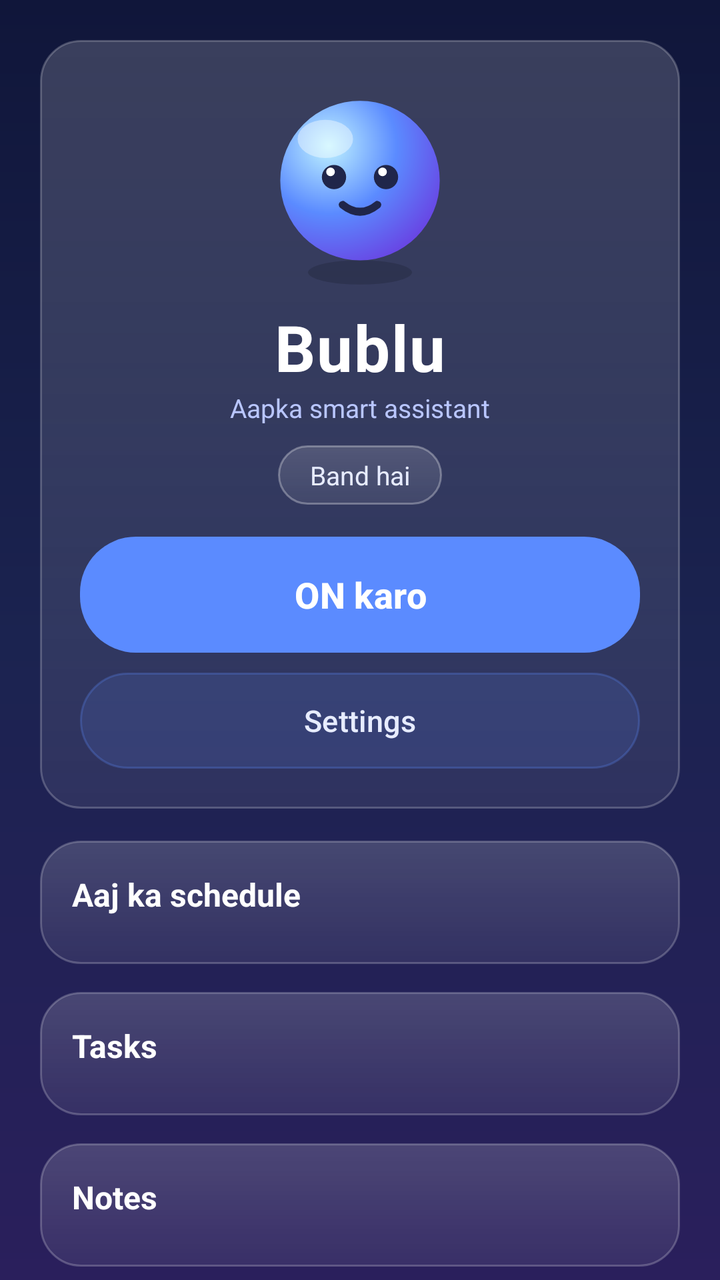
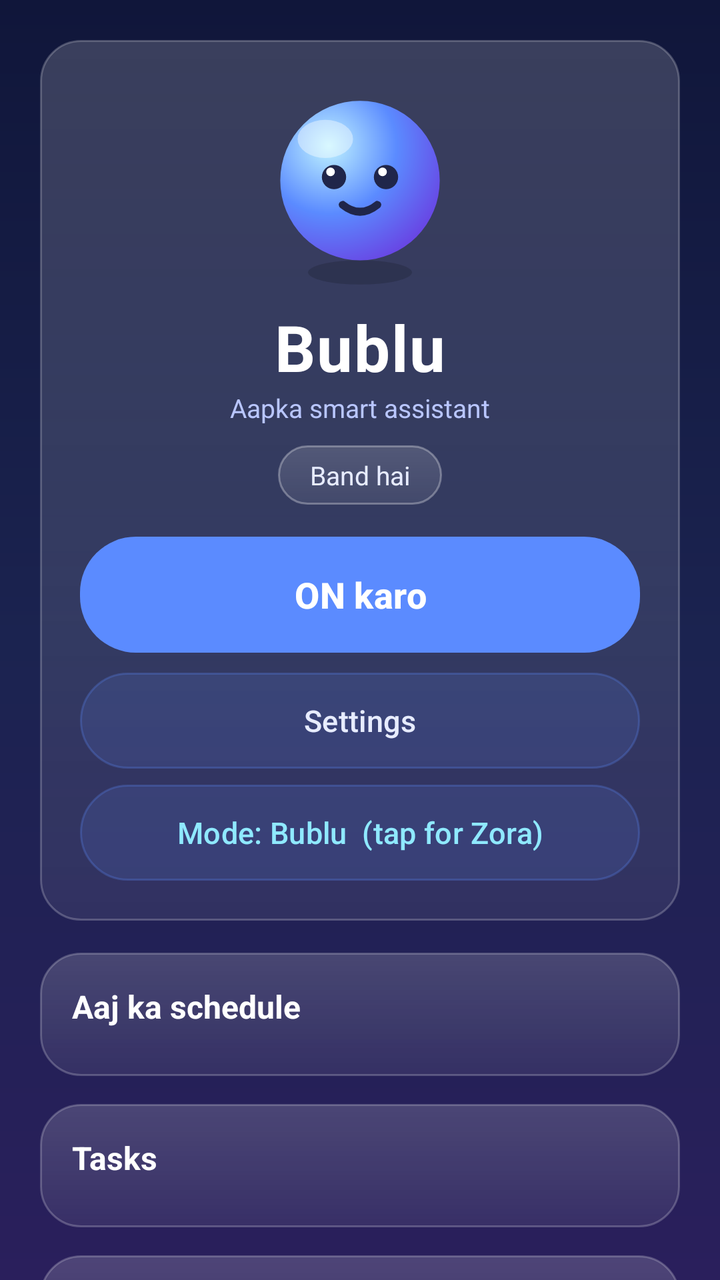

The first picture is an Android layout as it rendered before a commit; the second is the same layout after the commit. The layout source and the unified diff follow.
<!-- AndroidManifest.xml: application theme Theme.Mitra -->
<!-- res/layout/activity_main.xml -->
<?xml version="1.0" encoding="utf-8"?>
<ScrollView xmlns:android="http://schemas.android.com/apk/res/android"
    android:layout_width="match_parent"
    android:layout_height="match_parent"
    android:background="@drawable/bg_gradient"
    android:fillViewport="true"
    android:scrollbars="none">

    <LinearLayout
        android:layout_width="match_parent"
        android:layout_height="wrap_content"
        android:orientation="vertical"
        android:padding="20dp">

        <LinearLayout
            android:layout_width="match_parent"
            android:layout_height="wrap_content"
            android:orientation="vertical"
            android:gravity="center_horizontal"
            android:background="@drawable/card_ui"
            android:padding="20dp">

            <ImageView
                android:layout_width="104dp"
                android:layout_height="104dp"
                android:src="@drawable/char_idle"
                android:contentDescription="Bublu" />

            <TextView
                android:layout_width="wrap_content"
                android:layout_height="wrap_content"
                android:layout_marginTop="8dp"
                android:text="Bublu"
                android:textColor="#FFFFFF"
                android:textStyle="bold"
                android:textSize="32sp"
                android:letterSpacing="0.02" />

            <TextView
                android:layout_width="wrap_content"
                android:layout_height="wrap_content"
                android:text="Aapka smart assistant"
                android:textColor="#B9C6FF"
                android:textSize="13sp" />

            <TextView
                android:id="@+id/statusTxt"
                android:layout_width="wrap_content"
                android:layout_height="wrap_content"
                android:layout_marginTop="10dp"
                android:background="@drawable/btn_grad2"
                android:paddingLeft="16dp"
                android:paddingRight="16dp"
                android:paddingTop="6dp"
                android:paddingBottom="6dp"
                android:text="Band hai"
                android:textColor="#E7ECFF"
                android:textSize="13sp" />

            <Button
                android:id="@+id/toggleBtn"
                android:layout_width="match_parent"
                android:layout_height="58dp"
                android:layout_marginTop="16dp"
                android:background="@drawable/btn_bg"
                android:text="ON karo"
                android:textAllCaps="false"
                android:textColor="#FFFFFF"
                android:textSize="18sp"
                android:textStyle="bold" />

            <Button
                android:id="@+id/setBtn"
                android:layout_width="match_parent"
                android:layout_height="48dp"
                android:layout_marginTop="10dp"
                android:background="@drawable/btn_soft"
                android:text="Settings"
                android:textAllCaps="false"
                android:textColor="#E7ECFF"
                android:textSize="15sp" />
        </LinearLayout>

        <LinearLayout
            android:layout_width="match_parent"
            android:layout_height="wrap_content"
            android:orientation="vertical"
            android:layout_marginTop="16dp"
            android:background="@drawable/card_ui"
            android:padding="16dp">

            <TextView
                android:layout_width="wrap_content"
                android:layout_height="wrap_content"
                android:text="Aaj ka schedule"
                android:textColor="#FFFFFF"
                android:textStyle="bold"
                android:textSize="16sp" />

            <LinearLayout
                android:id="@+id/schedBox"
                android:layout_width="match_parent"
                android:layout_height="wrap_content"
                android:orientation="vertical"
                android:layout_marginTop="8dp" />
        </LinearLayout>

        <LinearLayout
            android:layout_width="match_parent"
            android:layout_height="wrap_content"
            android:orientation="vertical"
            android:layout_marginTop="14dp"
            android:background="@drawable/card_ui"
            android:padding="16dp">

            <TextView
                android:layout_width="wrap_content"
                android:layout_height="wrap_content"
                android:text="Tasks"
                android:textColor="#FFFFFF"
                android:textStyle="bold"
                android:textSize="16sp" />

            <LinearLayout
                android:id="@+id/taskBox"
                android:layout_width="match_parent"
                android:layout_height="wrap_content"
                android:orientation="vertical"
                android:layout_marginTop="8dp" />
        </LinearLayout>

        <LinearLayout
            android:layout_width="match_parent"
            android:layout_height="wrap_content"
            android:orientation="vertical"
            android:layout_marginTop="14dp"
            android:background="@drawable/card_ui"
            android:padding="16dp">

            <TextView
                android:layout_width="wrap_content"
                android:layout_height="wrap_content"
                android:text="Notes"
                android:textColor="#FFFFFF"
                android:textStyle="bold"
                android:textSize="16sp" />

            <LinearLayout
                android:id="@+id/noteBox"
                android:layout_width="match_parent"
                android:layout_height="wrap_content"
                android:orientation="vertical"
                android:layout_marginTop="8dp" />
        </LinearLayout>

        <LinearLayout
            android:layout_width="match_parent"
            android:layout_height="wrap_content"
            android:orientation="vertical"
            android:layout_marginTop="14dp"
            android:background="@drawable/card_ui"
            android:padding="16dp">

            <TextView
                android:layout_width="wrap_content"
                android:layout_height="wrap_content"
                android:text="Important WhatsApp groups"
                android:textColor="#FFFFFF"
                android:textStyle="bold"
                android:textSize="16sp" />

            <LinearLayout
                android:id="@+id/groupBox"
                android:layout_width="match_parent"
                android:layout_height="wrap_content"
                android:orientation="vertical"
                android:layout_marginTop="8dp" />
        </LinearLayout>

        <LinearLayout
            android:layout_width="match_parent"
            android:layout_height="wrap_content"
            android:orientation="vertical"
            android:layout_marginTop="14dp"
            android:background="@drawable/card_ui"
            android:padding="16dp">

            <TextView
                android:layout_width="wrap_content"
                android:layout_height="wrap_content"
                android:text="Aliases (nickname)"
                android:textColor="#FFFFFF"
                android:textStyle="bold"
                android:textSize="16sp" />

            <LinearLayout
                android:id="@+id/aliasBox"
                android:layout_width="match_parent"
                android:layout_height="wrap_content"
                android:orientation="vertical"
                android:layout_marginTop="8dp" />
        </LinearLayout>

        <LinearLayout
            android:layout_width="match_parent"
            android:layout_height="wrap_content"
            android:orientation="vertical"
            android:layout_marginTop="14dp"
            android:background="@drawable/card_ui"
            android:padding="16dp">

            <TextView
                android:layout_width="wrap_content"
                android:layout_height="wrap_content"
                android:text="Birthdays &amp; Anniversaries"
                android:textColor="#FFFFFF"
                android:textStyle="bold"
                android:textSize="16sp" />

            <LinearLayout
                android:id="@+id/eventBox"
                android:layout_width="match_parent"
                android:layout_height="wrap_content"
                android:orientation="vertical"
                android:layout_marginTop="8dp" />
        </LinearLayout>

    </LinearLayout>
</ScrollView>
<!-- resources referenced by this layout -->
<resources>
  <!-- drawable bg_gradient (drawable) -->
  <?xml version="1.0" encoding="utf-8"?>
  <shape xmlns:android="http://schemas.android.com/apk/res/android"
      android:shape="rectangle">
      <gradient
          android:startColor="#10163A"
          android:centerColor="#1B2350"
          android:endColor="#2A1F5C"
          android:angle="270" />
  </shape>
  <!-- drawable btn_bg (drawable) -->
  <?xml version="1.0" encoding="utf-8"?>
  <shape xmlns:android="http://schemas.android.com/apk/res/android"
      android:shape="rectangle">
      <gradient
          android:startColor="#4F7CFF"
          android:endColor="#7C3AED"
          android:angle="0" />
      <corners android:radius="28dp" />
  </shape>
  <!-- drawable btn_grad2 (drawable) -->
  <?xml version="1.0" encoding="utf-8"?>
  <shape xmlns:android="http://schemas.android.com/apk/res/android"
      android:shape="rectangle">
      <gradient
          android:startColor="#26FFFFFF"
          android:endColor="#12FFFFFF"
          android:angle="270" />
      <corners android:radius="24dp" />
      <stroke
          android:width="1dp"
          android:color="#4DFFFFFF" />
  </shape>
  <!-- drawable btn_soft (drawable) -->
  <?xml version="1.0" encoding="utf-8"?>
  <shape xmlns:android="http://schemas.android.com/apk/res/android"
      android:shape="rectangle">
      <solid android:color="#22FFFFFF" />
      <corners android:radius="25dp" />
      <stroke
          android:width="1dp"
          android:color="#44FFFFFF" />
  </shape>
  <!-- drawable card_ui (drawable) -->
  <?xml version="1.0" encoding="utf-8"?>
  <shape xmlns:android="http://schemas.android.com/apk/res/android"
      android:shape="rectangle">
      <gradient
          android:startColor="#2BFFFFFF"
          android:endColor="#12FFFFFF"
          android:angle="270" />
      <corners android:radius="20dp" />
      <stroke
          android:width="1dp"
          android:color="#38FFFFFF" />
  </shape>
  <style name="Theme.Mitra" parent="Theme.Material3.DayNight.NoActionBar">
          <item name="android:statusBarColor">#10163A</item>
          <item name="android:navigationBarColor">#10163A</item>
          <item name="android:windowBackground">#10163A</item>
          <item name="colorPrimary">#5B8BFF</item>
          <item name="colorAccent">#7C3AED</item>
          <item name="android:textColorPrimary">#1B2350</item>
          <item name="alertDialogTheme">@style/BubluDialog</item>
      </style>
  <style name="BubluDialog" parent="ThemeOverlay.Material3.MaterialAlertDialog">
          <item name="colorPrimary">#5B8BFF</item>
          <item name="colorAccent">#7C3AED</item>
          <item name="android:textColorPrimary">#1B2350</item>
      </style>
  <!-- unchanged entries left out for length: 1 -->
</resources>

<!-- the commit's change to res/layout/activity_main.xml (unified diff, before → after) -->
@@ -21,6 +21,7 @@
             android:padding="20dp">
 
             <ImageView
+                android:id="@+id/avatarImg"
                 android:layout_width="104dp"
                 android:layout_height="104dp"
                 android:src="@drawable/char_idle"
@@ -79,6 +80,17 @@
                 android:textAllCaps="false"
                 android:textColor="#E7ECFF"
                 android:textSize="15sp" />
+
+            <Button
+                android:id="@+id/modeBtn"
+                android:layout_width="match_parent"
+                android:layout_height="48dp"
+                android:layout_marginTop="8dp"
+                android:background="@drawable/btn_soft"
+                android:text="Mode: Bublu  (tap for Zora)"
+                android:textAllCaps="false"
+                android:textColor="#8FE9FF"
+                android:textSize="15sp" />
         </LinearLayout>
 
         <LinearLayout
